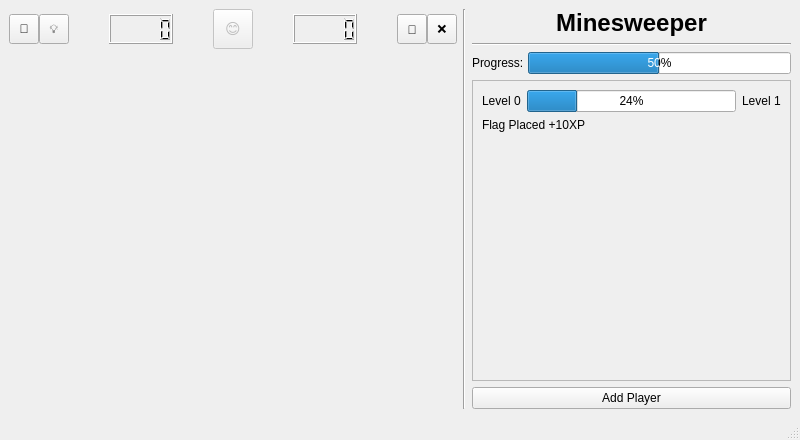
anton-fischer/cpp-minesweeper, file mainwindow.ui: the form before one commit.
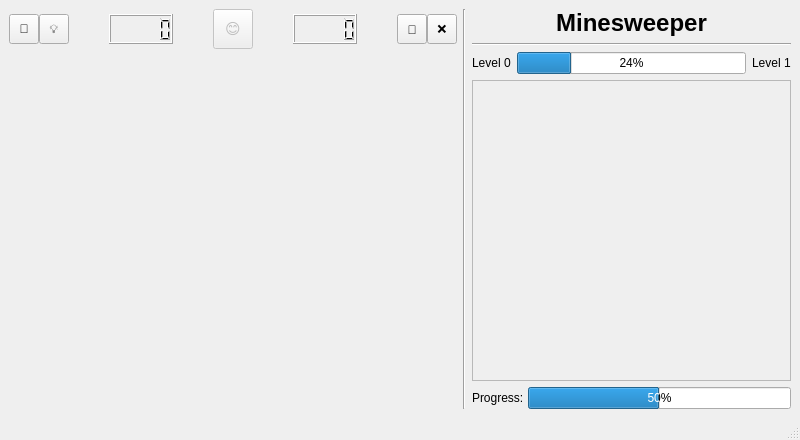
The form after the commit.

Commit message: add basic quest generator, improve player and quest handling

```diff
--- a/mainwindow.ui
+++ b/mainwindow.ui
@@ -280,24 +280,25 @@
          </widget>
         </item>
         <item>
-         <layout class="QHBoxLayout" name="hbx_progressbar">
+         <layout class="QHBoxLayout" name="horizontalLayout">
           <item>
-           <widget class="QLabel" name="lbl_static_progress">
-            <property name="maximumSize">
-             <size>
-              <width>50</width>
-              <height>16777215</height>
-             </size>
-            </property>
+           <widget class="QLabel" name="label_4">
             <property name="text">
-             <string>Progress:</string>
+             <string>Level 0</string>
             </property>
            </widget>
           </item>
           <item>
-           <widget class="QProgressBar" name="progressbar">
+           <widget class="QProgressBar" name="progressBar">
             <property name="value">
-             <number>50</number>
+             <number>24</number>
+            </property>
+           </widget>
+          </item>
+          <item>
+           <widget class="QLabel" name="label_3">
+            <property name="text">
+             <string>Level 1</string>
             </property>
            </widget>
           </item>
@@ -332,68 +333,40 @@
              <x>0</x>
              <y>0</y>
              <width>309</width>
-             <height>264</height>
+             <height>262</height>
             </rect>
            </property>
            <layout class="QVBoxLayout" name="verticalLayout_3">
             <item>
-             <layout class="QVBoxLayout" name="scrollboards_container"/>
-            </item>
-            <item>
-             <layout class="QHBoxLayout" name="horizontalLayout">
-              <item>
-               <widget class="QLabel" name="label_4">
-                <property name="text">
-                 <string>Level 0</string>
-                </property>
-               </widget>
-              </item>
-              <item>
-               <widget class="QProgressBar" name="progressBar">
-                <property name="value">
-                 <number>24</number>
-                </property>
-               </widget>
-              </item>
-              <item>
-               <widget class="QLabel" name="label_3">
-                <property name="text">
-                 <string>Level 1</string>
-                </property>
-               </widget>
-              </item>
-             </layout>
-            </item>
-            <item>
-             <widget class="QLabel" name="label_2">
-              <property name="text">
-               <string>Flag Placed +10XP</string>
-              </property>
-             </widget>
-            </item>
-            <item>
-             <spacer name="verticalSpacer">
-              <property name="orientation">
-               <enum>Qt::Orientation::Vertical</enum>
-              </property>
-              <property name="sizeHint" stdset="0">
-               <size>
-                <width>20</width>
-                <height>40</height>
-               </size>
-              </property>
-             </spacer>
+             <layout class="QVBoxLayout" name="gamelog_container"/>
             </item>
            </layout>
           </widget>
          </widget>
         </item>
         <item>
-         <widget class="QPushButton" name="pushButton_2">
-          <property name="text">
-           <string>Add Player</string>
-          </property>
-         </widget>
+         <layout class="QHBoxLayout" name="hbx_progressbar">
+          <item>
+           <widget class="QLabel" name="lbl_static_progress">
+            <property name="maximumSize">
+             <size>
+              <width>50</width>
+              <height>16777215</height>
+             </size>
+            </property>
+            <property name="text">
+             <string>Progress:</string>
+            </property>
+           </widget>
+          </item>
+          <item>
+           <widget class="QProgressBar" name="progressbar">
+            <property name="value">
+             <number>50</number>
+            </property>
+           </widget>
+          </item>
+         </layout>
         </item>
        </layout>
       </item>
```
Left out of the diff: 4 changed lines with no effect on the pictures. The commit also changes 9 other files.
